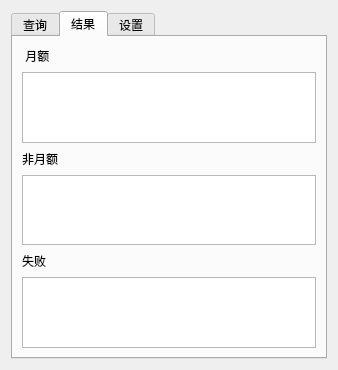
Before: the Qt Designer form widget.ui in BruceKangCN/isMonthly, drawn with Qt 5.
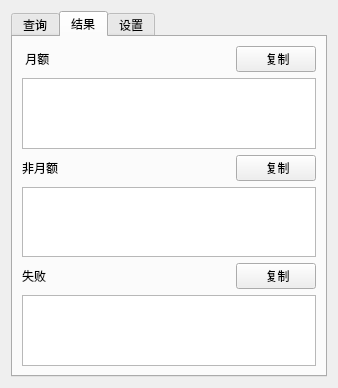
After: the same form once the commit is applied. The open tabs and pages were chosen to show the change.

Commit message: add copy button

```diff
--- a/widget.ui
+++ b/widget.ui
@@ -133,7 +133,14 @@
          </property>
         </spacer>
        </item>
-       <item row="1" column="0" colspan="2">
+       <item row="0" column="2">
+        <widget class="QPushButton" name="copyMonthly">
+         <property name="text">
+          <string> 复制</string>
+         </property>
+        </widget>
+       </item>
+       <item row="1" column="0" colspan="3">
         <widget class="QTextBrowser" name="txtMonthly"/>
        </item>
        <item row="2" column="0">
@@ -156,7 +163,14 @@
          </property>
         </spacer>
        </item>
-       <item row="3" column="0" colspan="2">
+       <item row="2" column="2">
+        <widget class="QPushButton" name="copyNotMonthly">
+         <property name="text">
+          <string> 复制</string>
+         </property>
+        </widget>
+       </item>
+       <item row="3" column="0" colspan="3">
         <widget class="QTextBrowser" name="txtNotMonthly"/>
        </item>
        <item row="4" column="0">
@@ -179,7 +193,14 @@
          </property>
         </spacer>
        </item>
-       <item row="5" column="0" colspan="2">
+       <item row="4" column="2">
+        <widget class="QPushButton" name="copyFailure">
+         <property name="text">
+          <string> 复制</string>
+         </property>
+        </widget>
+       </item>
+       <item row="5" column="0" colspan="3">
         <widget class="QTextBrowser" name="txtFailure"/>
        </item>
       </layout>
```
The commit also changes 3 other files.
